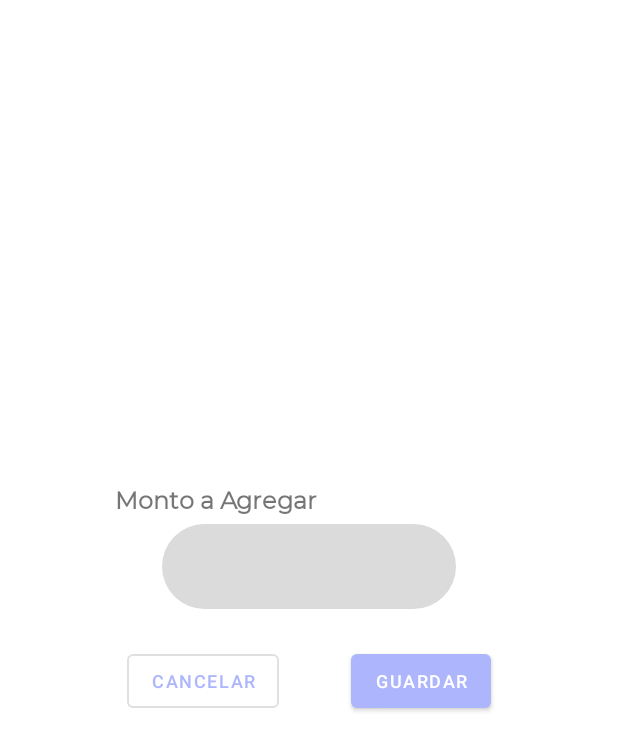
After one commit to TheKiesling/Monni, an Android app: the layout fragment_add_savings_dialog.xml on its own in the app's theme, with its tools: preview values and no code run, on a phone screen of 412 x 824 dp. The commit adds this screen. Shown: the top 751 px of the screen. Run offline under Robolectric (Android 15) with nearby library versions, the phone set to English and light mode, and no system bars.

Commit message:
Savings Done

```diff
--- a/app/src/main/java/com/example/monni/ui/GoalDialogFragment.kt
+++ b/app/src/main/java/com/example/monni/ui/GoalDialogFragment.kt
@@ -31,7 +31,6 @@ class GoalDialogFragment(private val email:String): DialogFragment() {
     private var currentGoal: Double = 0.0
     private var currentSavings: Double = 0.0
     private lateinit var categoryDB: CategoryDatabase
-    private var amountSavings: Double = 0.0
     private lateinit var vm: GoalDialogViewModel
 
     override fun onCreateDialog(savedInstanceState: Bundle?): Dialog {
--- a/app/src/main/java/com/example/monni/ui/SavingsFragment.kt
+++ b/app/src/main/java/com/example/monni/ui/SavingsFragment.kt
@@ -74,7 +74,7 @@ class SavingsFragment : Fragment(R.layout.fragment_savings), SavingsAdapter.Savi
     private fun setListeners() {
         binding.apply{
             textViewSavingsFragmentMore.setOnClickListener {
-                GoalDialogFragment(args.email).show(parentFragmentManager,"dialog")
+                OptionsSavingsDialog(args.email).show(parentFragmentManager,"dialog")
             }
             buttonSavingsFragmentSupport.setOnClickListener{
                 TipDialogFragment().show(parentFragmentManager,"dialog")
--- /dev/null
+++ b/app/src/main/res/layout/fragment_add_savings_dialog.xml
@@ -0,0 +1,82 @@
+<?xml version="1.0" encoding="utf-8"?>
+<androidx.constraintlayout.widget.ConstraintLayout xmlns:android="http://schemas.android.com/apk/res/android"
+    xmlns:app="http://schemas.android.com/apk/res-auto"
+    xmlns:tools="http://schemas.android.com/tools"
+    android:layout_width="match_parent"
+    android:layout_height="match_parent"
+    android:background="@drawable/dialog_format"
+    tools:context="ui.AddSavingsDialog">
+
+    <LinearLayout
+        android:layout_width="wrap_content"
+        android:layout_height="wrap_content"
+        android:backgroundTint="@color/cardview_light_background"
+        android:orientation="vertical"
+        app:layout_constraintBottom_toBottomOf="parent"
+        app:layout_constraintEnd_toEndOf="parent"
+        app:layout_constraintStart_toStartOf="parent"
+        app:layout_constraintTop_toTopOf="parent">
+
+        <TextView
+            android:id="@+id/amount_to_add_text"
+            style="@style/general_text"
+            android:layout_width="match_parent"
+            android:layout_height="0dp"
+            android:layout_marginStart="@dimen/margin_16dp"
+            android:layout_weight="0.7"
+            android:gravity="center_vertical"
+            android:text="@string/amount_to_add_text"
+            android:textSize="@dimen/general_text_size"
+            android:textStyle="bold" />
+
+        <com.google.android.material.textfield.TextInputLayout
+            android:id="@+id/amount_to_add"
+            style="@style/Widget.MaterialComponents.TextInputLayout.OutlinedBox"
+            android:layout_width="@dimen/dialog_input_w"
+            android:layout_height="wrap_content"
+            android:layout_gravity="center">
+
+            <EditText
+                android:id="@+id/edit_text_amount_to_add_text"
+                android:layout_width="match_parent"
+                android:layout_height="match_parent"
+                android:background="@drawable/custom_edit_text"
+                android:inputType="numberDecimal" />
+        </com.google.android.material.textfield.TextInputLayout>
+
+        <androidx.constraintlayout.widget.ConstraintLayout
+            android:layout_width="wrap_content"
+            android:layout_height="0dp"
+            android:layout_gravity="center"
+            android:layout_weight="1.35">
+
+            <Button
+                android:id="@+id/save_button_new_saving_dialog"
+                android:layout_width="wrap_content"
+                android:layout_height="wrap_content"
+                app:layout_constraintStart_toEndOf="@id/cancel_button_new_saving_dialog"
+                android:text="@string/save_text"
+                android:textSize="@dimen/small_text_size"
+                android:layout_marginHorizontal="@dimen/margin_24dp"
+                android:layout_marginVertical="@dimen/margin_24dp"
+                app:layout_constraintBottom_toBottomOf="parent"
+                app:layout_constraintEnd_toEndOf="parent"
+                app:layout_constraintTop_toTopOf="parent" />
+
+            <Button
+                android:id="@+id/cancel_button_new_saving_dialog"
+                style="@style/Widget.MaterialComponents.Button.OutlinedButton"
+                android:layout_width="wrap_content"
+                android:layout_height="wrap_content"
+                android:text="@string/cancel_text"
+                android:textSize="@dimen/small_text_size"
+                app:layout_constraintBottom_toBottomOf="parent"
+                app:layout_constraintEnd_toStartOf="@+id/save_button_new_saving_dialog"
+                app:layout_constraintStart_toStartOf="parent"
+                android:layout_marginVertical="@dimen/margin_24dp"
+                android:layout_marginHorizontal="@dimen/margin_24dp"
+                app:layout_constraintTop_toTopOf="parent" />
+
+        </androidx.constraintlayout.widget.ConstraintLayout>
+    </LinearLayout>
+</androidx.constraintlayout.widget.ConstraintLayout>
--- a/app/src/main/res/layout/fragment_new_register_dialog.xml
+++ b/app/src/main/res/layout/fragment_new_register_dialog.xml
@@ -4,6 +4,7 @@
     xmlns:tools="http://schemas.android.com/tools"
     android:layout_width="match_parent"
     android:layout_height="match_parent"
+    android:background="@drawable/dialog_format"
     tools:context=".ui.NewRegisterDialogFragment">
 
     <LinearLayout
--- a/app/src/main/res/layout/fragment_notification_dialog.xml
+++ b/app/src/main/res/layout/fragment_notification_dialog.xml
@@ -9,6 +9,7 @@
 
     <LinearLayout
         android:layout_width="328dp"
+        android:background="@color/white"
         android:layout_height="wrap_content"
         android:orientation="vertical"
         app:layout_constraintBottom_toBottomOf="parent"
```
Also changed, not shown: app/src/main/java/com/example/monni/data/local/source/UserDao.kt (+8 -0 lines), app/src/main/java/com/example/monni/ui/AddSavingsDialog.kt (added, +83 -0 lines), app/src/main/java/com/example/monni/ui/OptionsSavingsDialog.kt (added, +40 -0 lines), app/src/main/res/layout/fragment_category_dialog.xml (+11 -10 lines), app/src/main/res/layout/fragment_options_savings_dialog.xml (added, +51 -0 lines), app/src/main/res/values/strings.xml (+10 -9 lines).
